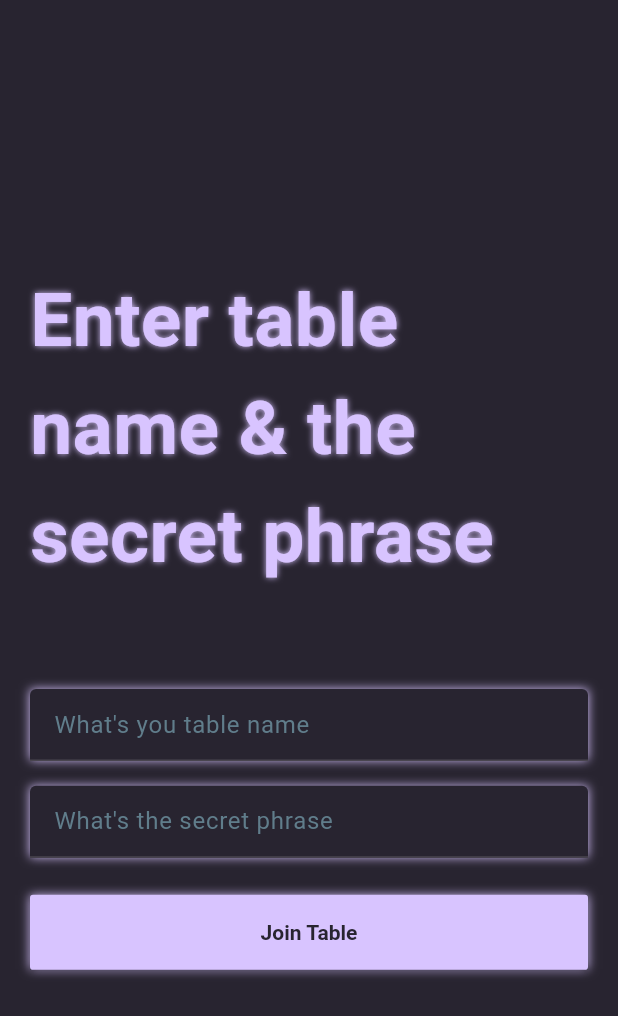
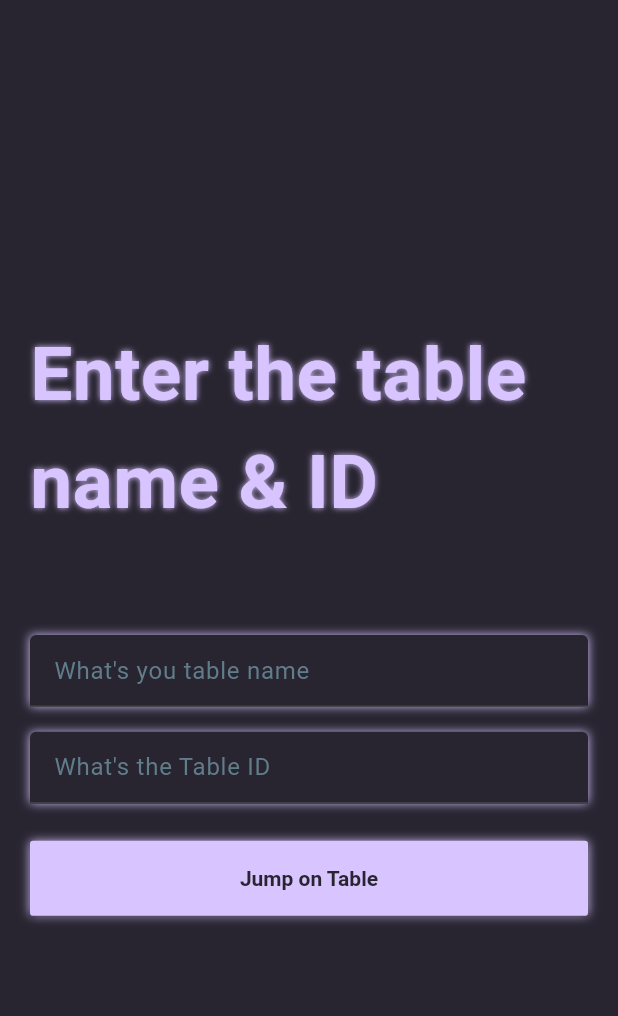
Before and after one commit to Bevs-n-Devs/flutter-cards, a Flutter app: the screen it shows after launch, after a tap on "Jump on a Table", on a phone screen of 412 x 824 dp. Shown: the top 1016 px of the screen. Run offline on Flutter 3.47's test engine with Material 3 defaults, Android fonts, the phone set to English and light mode, and no system bars; our stand-ins replace socket_io_client; missing offline and left inert: dart:js; network calls fail.

Commit message:
now successfully able to join an active game by reading from the mongodb DB

```diff
--- a/cards_table/lib/main.dart
+++ b/cards_table/lib/main.dart
@@ -1,10 +1,11 @@
+import "package:cards_table/provider/table_data_provider.dart";
 import "package:cards_table/screens/card_table_screen.dart";
 import "package:cards_table/screens/jump_on_table.dart";
 import "package:cards_table/screens/main_screen.dart";
 import "package:cards_table/screens/bring_table_entry.dart";
 import "package:cards_table/screens/wait_for_table_screen.dart";
 import "package:flutter/material.dart";
-
+import "package:provider/provider.dart";
 
 void main() => runApp(const MyApp());
 class MyApp extends StatelessWidget {
@@ -13,7 +14,9 @@ class MyApp extends StatelessWidget {
   @override
   Widget build(BuildContext context) {
     // TODO: implement build
-    return MaterialApp(
+    return ChangeNotifierProvider(
+      create: (context) => TableDataProvider(),
+      child: MaterialApp(
         debugShowCheckedModeBanner: false,
         title: "Cards Table App",
         routes: {
@@ -24,6 +27,7 @@ class MyApp extends StatelessWidget {
           WaitForTableScreen.routeName : (context) => const WaitForTableScreen()
         },
         home: const MainScreen(),
+      ),
     );
   }
 }
--- /dev/null
+++ b/cards_table/lib/provider/table_data_provider.dart
@@ -0,0 +1,15 @@
+import 'package:flutter/material.dart';
+
+class TableDataProvider extends ChangeNotifier {
+  // notify listener
+  Map<String, dynamic> _tableData = {};
+
+  Map<String, dynamic> get tableData => _tableData;
+  /**
+   * Alert that data has been updated
+   */
+  void updateTableData(Map<String, dynamic> data) {
+    _tableData = data;
+    notifyListeners();
+  }
+}
--- a/cards_table/lib/resources/socket_methods.dart
+++ b/cards_table/lib/resources/socket_methods.dart
@@ -1,10 +1,14 @@
+import 'package:cards_table/provider/table_data_provider.dart';
 import 'package:cards_table/resources/socket_client.dart';
 import 'package:cards_table/screens/card_table_screen.dart';
 import 'package:flutter/material.dart';
+import 'package:provider/provider.dart';
+import 'package:cards_table/utils/utils.dart';
 
 class SocketMethods {
   final _socketClient = SocketClient.instance.socket!;
 
+  // Emits
   void makeTable(String nickname) {
     if (nickname.isNotEmpty) {
       print("Creating table with nickname: " +nickname);
@@ -14,10 +18,35 @@ class SocketMethods {
     }
   }
 
+  void jumpOnTable (String nickname, String tableId) {
+    if (nickname.isNotEmpty && tableId.isNotEmpty) {
+      print("Creating table with nickname: " +nickname + ", with table ID: " + tableId);
+      _socketClient.emit('jumpOnTable', {
+        'nickname': nickname,
+        'tableId': tableId
+      });
+    }
+  }
+  // Listeners
   void createTableSuccessListener(BuildContext context) {
     _socketClient.on('createTableSuccess', (table) {
       print(table);
+      Provider.of<TableDataProvider>(context, listen: false)
+        .updateTableData(table);
       Navigator.pushNamed(context, CardTableScreen.routeName);
     });
   }
+  void joinTableSuccessListener(BuildContext context) {
+    _socketClient.on('joinTableSuccess', (table) {
+      print(table);
+      Provider.of<TableDataProvider>(context, listen: false)
+        .updateTableData(table);
+      Navigator.pushNamed(context, CardTableScreen.routeName);
+    });
+  }
+  void errorOccurredListener(BuildContext context) {
+    _socketClient.on('errorOccurred', (data) => {
+      showSnackBar(context, data)
+    });
+  }
 }
--- a/cards_table/lib/screens/jump_on_table.dart
+++ b/cards_table/lib/screens/jump_on_table.dart
@@ -1,3 +1,4 @@
+import 'package:cards_table/resources/socket_methods.dart';
 import 'package:cards_table/responsive/responsive.dart';
 import 'package:cards_table/screens/card_table_screen.dart';
 import 'package:cards_table/utils/colors.dart';
@@ -17,15 +18,24 @@ class JumpOnTableScreen extends StatefulWidget {
 
 class _JumpOnTableScreenState extends State<JumpOnTableScreen> {
   final TextEditingController _nameController = TextEditingController();
-
+  final TextEditingController _tableIdController = TextEditingController();
+  final SocketMethods _socketMethods = SocketMethods();
   void showCardTable(BuildContext context) {
     Navigator.pushNamed(context, CardTableScreen.routeName);
+  }
+
+  @override
+  void initState() {
+    super.initState();
+    _socketMethods.joinTableSuccessListener(context);
+    _socketMethods.errorOccurredListener(context);
   }
 
   @override
   void dispose() {
     super.dispose();
     _nameController.dispose();
+    _tableIdController.dispose();
   }
 
   @override
@@ -43,7 +53,7 @@ class _JumpOnTableScreenState extends State<JumpOnTableScreen> {
             crossAxisAlignment: CrossAxisAlignment.center,
             children: [
               const CustomText(
-                text: "Enter table name & the secret phrase",
+                text: "Enter the table name & ID",
                 shadows: [
                   Shadow(
                     blurRadius: 5,
@@ -55,9 +65,12 @@ class _JumpOnTableScreenState extends State<JumpOnTableScreen> {
               SizedBox(height: size.height * 0.08),
               CustomTextFld(controller: _nameController, hintText: "What's you table name"),
               SizedBox(height: size.height * 0.02),
-              CustomTextFld(controller: _nameController, hintText: "What's the secret phrase"),
+              CustomTextFld(controller: _tableIdController, hintText: "What's the Table ID"),
               SizedBox(height: size.height * 0.03),
-              CustomButton(onTap: () => showCardTable(context), text: "Join Table", width: size.width)
+              CustomButton(onTap: () => _socketMethods.jumpOnTable(
+                _nameController.text,
+                _tableIdController.text
+              ), text: "Jump on Table", width: size.width)
             ],
           ),
         ),
--- a/cards_table/pubspec.yaml
+++ b/cards_table/pubspec.yaml
@@ -37,6 +37,7 @@ dependencies:
   cupertino_icons: ^1.0.6
   socket_io: ^1.0.1
   socket_io_client: ^1.0.2
+  provider: ^6.1.2
 
 dev_dependencies:
   flutter_test:
```
Also changed, not shown: cards_table/lib/screens/card_table_screen.dart (+17 -1 lines), cards_table/lib/utils/utils.dart (added, +14 -0 lines), cards_table/pubspec.lock, 1 other file. Lines whose indentation alone changed are shown as unchanged.
